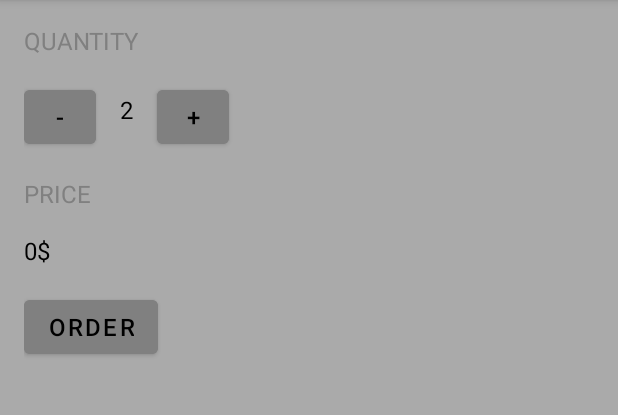
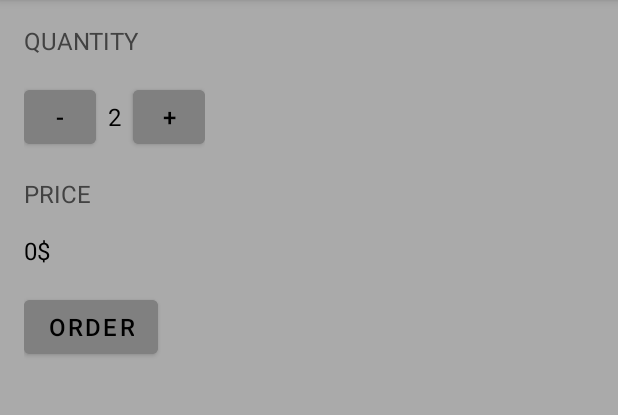
Before and after one commit to NarutoBratishka/Android-cost-calculator, an Android app: the screen it shows after launch (MainActivity), on a phone screen of 412 x 824 dp, the part 84-499 px from its top. Run offline under Robolectric (Android 15) with nearby library versions, the phone set to English and light mode, and no system bars.

Commit message:
change layout hierarhy

```diff
--- a/app/src/main/res/layout/activity_main.xml
+++ b/app/src/main/res/layout/activity_main.xml
@@ -1,81 +1,80 @@
 <?xml version="1.0" encoding="utf-8"?>
-<RelativeLayout xmlns:android="http://schemas.android.com/apk/res/android"
+<LinearLayout xmlns:android="http://schemas.android.com/apk/res/android"
     xmlns:tools="http://schemas.android.com/tools"
     android:layout_width="match_parent"
     android:layout_height="match_parent"
     android:background="@android:color/darker_gray"
     android:padding="16dp"
+    android:orientation="vertical"
     tools:context=".MainActivity">
 
     <TextView
         android:id="@+id/quantity_word"
         android:layout_width="wrap_content"
         android:layout_height="wrap_content"
-        android:layout_alignParentLeft="true"
-        android:layout_alignParentTop="true"
         android:layout_marginBottom="16dp"
         android:text="@string/quantity_word"
         android:textAllCaps="true"
-        android:textColor="@android:color/tertiary_text_dark"
+        android:textColor="@color/cardview_dark_background"
         android:textSize="16sp" />
+    <!--android:layout_alignParentLeft="true"
+    android:layout_alignParentTop="true"-->
+
+    <LinearLayout
+        android:layout_width="wrap_content"
+        android:layout_height="wrap_content"
+        android:orientation="horizontal"
+        android:layout_marginBottom="16dp">
 
         <Button
             android:id="@+id/minus_button"
             android:layout_width="48dp"
             android:layout_height="48dp"
             android:text="@string/minus"
-        android:layout_below="@id/quantity_word"
             android:backgroundTint="@android:color/tertiary_text_dark"
             android:textColor="@android:color/black"
             android:textSize="16sp"
-        android:layout_marginRight="16dp"
-        android:layout_marginBottom="16dp"
+            android:layout_marginRight="8dp"
             android:onClick="decrement"/>
 
         <TextView
             android:id="@+id/quantity_text_view"
             android:layout_width="wrap_content"
             android:layout_height="wrap_content"
-        android:layout_below="@id/quantity_word"
-        android:layout_toRightOf="@id/minus_button"
-        android:layout_marginTop="8dp"
-        android:layout_marginBottom="16dp"
-        android:layout_marginRight="16dp"
+            android:layout_marginBottom="8dp"
+            android:layout_marginRight="8dp"
             android:text="@string/quantity_text"
             android:textColor="@color/black"
             android:textSize="16sp" />
+        <!--android:layout_toRightOf="@id/minus_button"-->
 
         <Button
             android:id="@+id/plus_button"
             android:layout_width="48dp"
             android:layout_height="48dp"
             android:text="@string/plus_button"
-        android:layout_below="@id/quantity_word"
-        android:layout_toRightOf="@id/quantity_text_view"
             android:backgroundTint="@android:color/tertiary_text_dark"
             android:textColor="@android:color/black"
             android:textSize="16sp"
-        android:layout_marginRight="16dp"
-        android:layout_marginBottom="16dp"
             android:onClick="increment"/>
+        <!--android:layout_toRightOf="@id/quantity_text_view"-->
+    </LinearLayout>
 
     <TextView
         android:id="@+id/price_word"
         android:layout_width="wrap_content"
         android:layout_height="wrap_content"
-        android:layout_alignParentLeft="true"
-        android:layout_below="@id/minus_button"
         android:layout_marginBottom="16dp"
         android:text="@string/price_word"
         android:textAllCaps="true"
-        android:textColor="@android:color/tertiary_text_dark"
+        android:textColor="@color/cardview_dark_background"
         android:textSize="16sp"/>
+    <!--android:layout_alignParentLeft="true"-->
 
     <TextView
         android:id="@+id/price_text_view"
         android:layout_width="wrap_content"
         android:layout_height="wrap_content"
-        android:layout_below="@id/price_word"
         android:layout_marginBottom="16dp"
         android:text="@string/price_text"
         android:textColor="@color/black"
@@ -85,7 +84,6 @@
         android:id="@+id/order_button"
         android:layout_width="wrap_content"
         android:layout_height="wrap_content"
-        android:layout_below="@id/price_text_view"
         android:backgroundTint="@android:color/tertiary_text_dark"
         android:text="@string/button_text"
         android:textColor="@android:color/black"
@@ -93,4 +91,4 @@
         android:onClick="submitOrder"/>
 
 
-</RelativeLayout>
+</LinearLayout>
--- a/build.gradle
+++ b/build.gradle
@@ -5,7 +5,7 @@ buildscript {
         jcenter()
     }
     dependencies {
-        classpath "com.android.tools.build:gradle:4.1.0"
+        classpath 'com.android.tools.build:gradle:4.2.0-beta01'
 
         // NOTE: Do not place your application dependencies here; they belong
         // in the individual module build.gradle files
```
Also changed, not shown: gradle/wrapper/gradle-wrapper.properties. Lines whose indentation alone changed are shown as unchanged.
